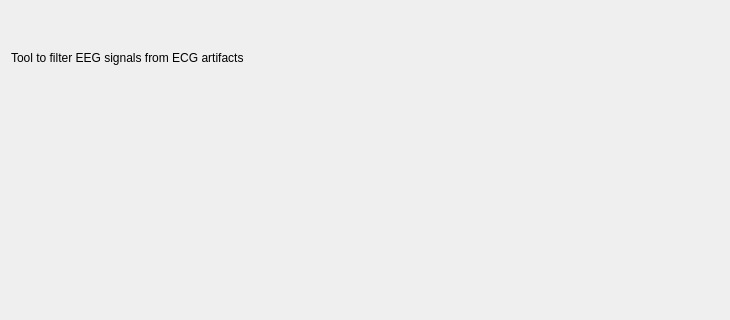
Before: the Qt Designer form tools/ToolsPackageVR/EcgArtifactsCorrectionOnEeg/IntroStep/Ui_IntroStep.ui in vrivest/snooz-package-VR, drawn with Qt 5; both pictures show x 0 to 730 and y 0 to 320 of the 730 by 590 pixel window.
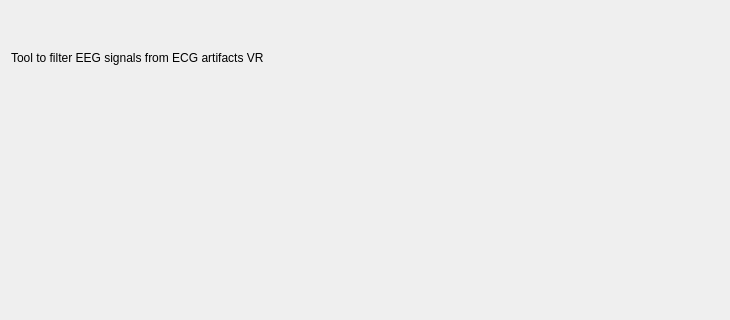
After: the same form once the commit is applied.

```diff
--- a/tools/ToolsPackageVR/EcgArtifactsCorrectionOnEeg/IntroStep/Ui_IntroStep.ui
+++ b/tools/ToolsPackageVR/EcgArtifactsCorrectionOnEeg/IntroStep/Ui_IntroStep.ui
@@ -49,7 +49,7 @@
    <item>
     <widget class="QLabel" name="label">
      <property name="text">
-      <string>Tool to filter EEG signals from ECG artifacts</string>
+      <string>Tool to filter EEG signals from ECG artifacts VR</string>
      </property>
     </widget>
    </item>
```
